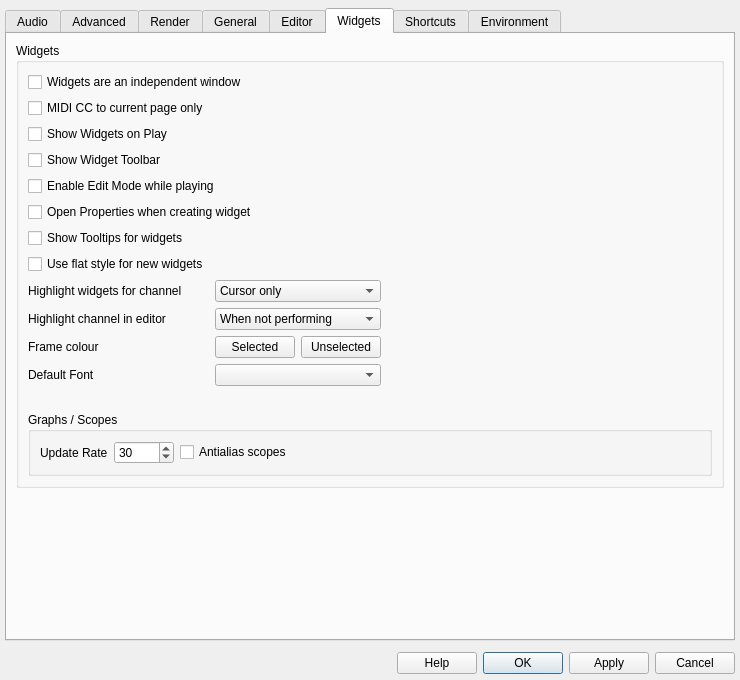
This is src/configdialog.ui in CsoundQt/CsoundQt as Qt 5 draws it before an edit. The edited form follows.
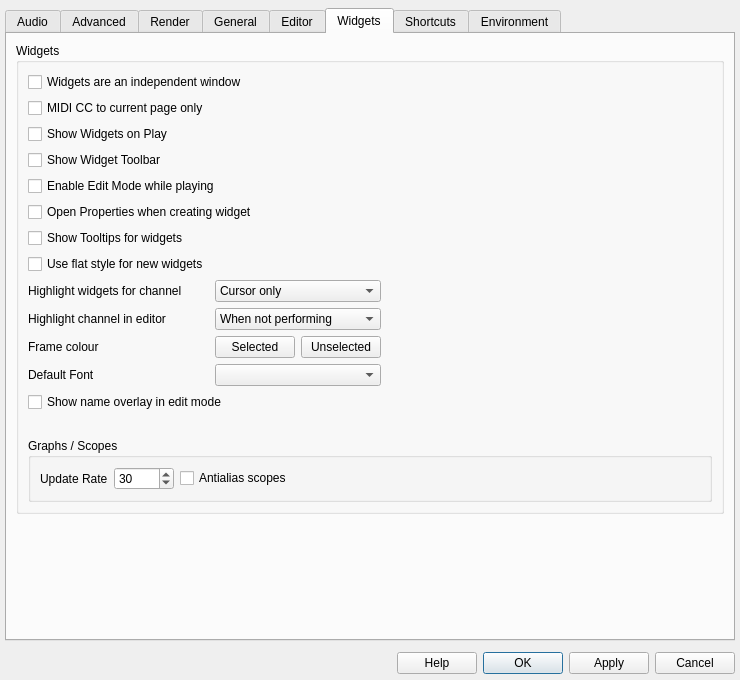
This is the edited form.

Commit message: Add Markdown labels, display bold and widget name overlays

```diff
--- a/src/configdialog.ui
+++ b/src/configdialog.ui
@@ -3002,6 +3002,16 @@
                   </property>
                  </widget>
                 </item>
+                <item row="14" column="0" colspan="2">
+                 <widget class="QCheckBox" name="showWidgetNameOverlayCheckBox">
+                  <property name="toolTip">
+                   <string>Show each widget's name and channel on top of the widget while editing the panel.</string>
+                  </property>
+                  <property name="text">
+                   <string>Show name overlay in edit mode</string>
+                  </property>
+                 </widget>
+                </item>
                </layout>
               </item>
               <item row="4" column="0">
```
The commit also changes 20 other files.
